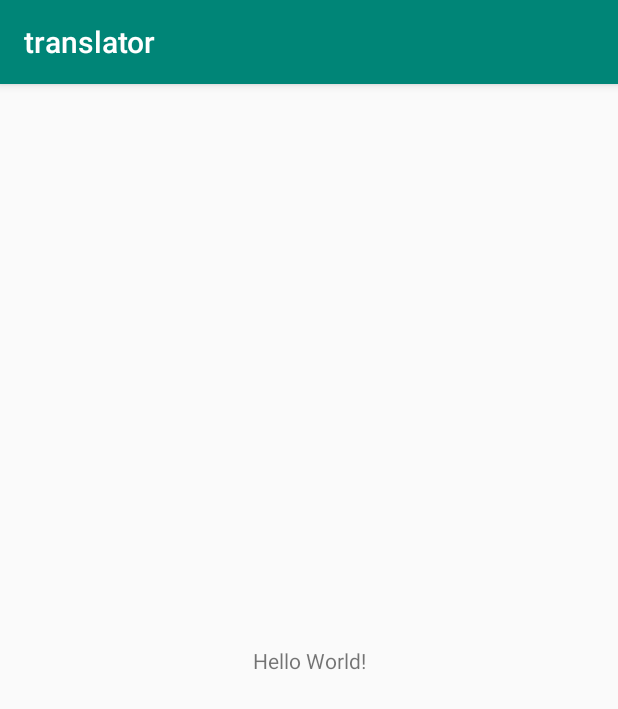
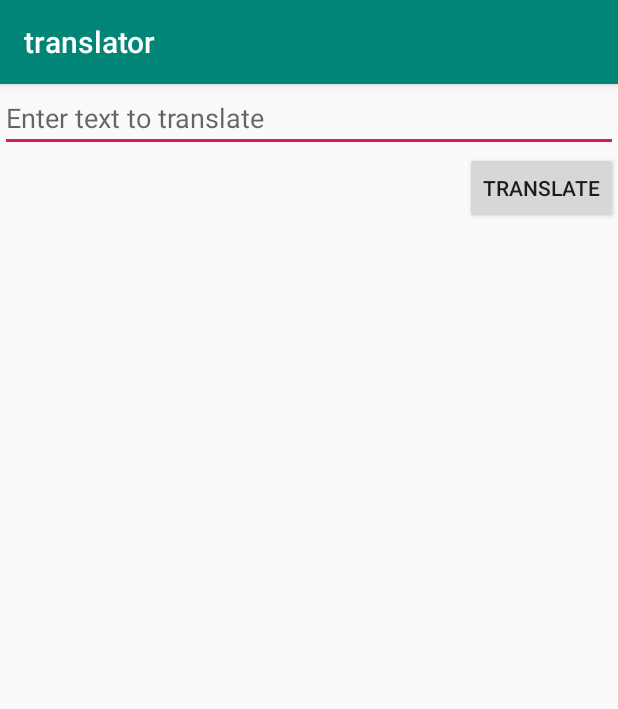
Before and after one commit to mmaitlen/Translator, an Android app: the screen it shows after launch (MainActivity), on a phone screen of 412 x 824 dp. Shown: the top 709 px of the screen. Run offline under Robolectric (Android 15) with nearby library versions, the phone set to English and light mode, and no system bars.

Commit message:
add in ui components

```diff
--- a/app/src/main/java/com/mgm/translator/MainActivity.kt
+++ b/app/src/main/java/com/mgm/translator/MainActivity.kt
@@ -2,11 +2,16 @@ package com.mgm.translator
 
 import android.support.v7.app.AppCompatActivity
 import android.os.Bundle
+import kotlinx.android.synthetic.main.activity_main.*
 
 class MainActivity : AppCompatActivity() {
 
     override fun onCreate(savedInstanceState: Bundle?) {
         super.onCreate(savedInstanceState)
         setContentView(R.layout.activity_main)
+
+        am_btn_translate.setOnClickListener {
+            am_output.text = am_input.text.toString()
+        }
     }
 }
--- a/app/src/main/res/layout/activity_main.xml
+++ b/app/src/main/res/layout/activity_main.xml
@@ -7,13 +7,26 @@
         android:layout_height="match_parent"
         tools:context=".MainActivity">
 
-    <TextView
+    <EditText
+            android:id="@+id/am_input"
+            android:layout_width="match_parent"
+            android:layout_height="wrap_content"
+            android:hint="@string/edtx_hint"
+            app:layout_constraintTop_toTopOf="parent"
+            app:layout_constraintLeft_toLeftOf="parent"/>
+    <Button
+            android:id="@+id/am_btn_translate"
             android:layout_width="wrap_content"
             android:layout_height="wrap_content"
-            android:text="Hello World!"
-            app:layout_constraintBottom_toBottomOf="parent"
+            android:text="@string/btn_translate"
+            app:layout_constraintTop_toBottomOf="@id/am_input"
+            app:layout_constraintRight_toRightOf="parent"/>
+    <TextView
+            android:id="@+id/am_output"
+            android:layout_width="wrap_content"
+            android:layout_height="wrap_content"
             app:layout_constraintLeft_toLeftOf="parent"
             app:layout_constraintRight_toRightOf="parent"
-            app:layout_constraintTop_toTopOf="parent"/>
+            app:layout_constraintTop_toBottomOf="@id/am_btn_translate"/>
 
 </android.support.constraint.ConstraintLayout>
--- a/app/src/main/res/values/strings.xml
+++ b/app/src/main/res/values/strings.xml
@@ -1,3 +1,5 @@
 <resources>
     <string name="app_name">translator</string>
+    <string name="btn_translate">Translate</string>
+    <string name="edtx_hint">Enter text to translate</string>
 </resources>
```
